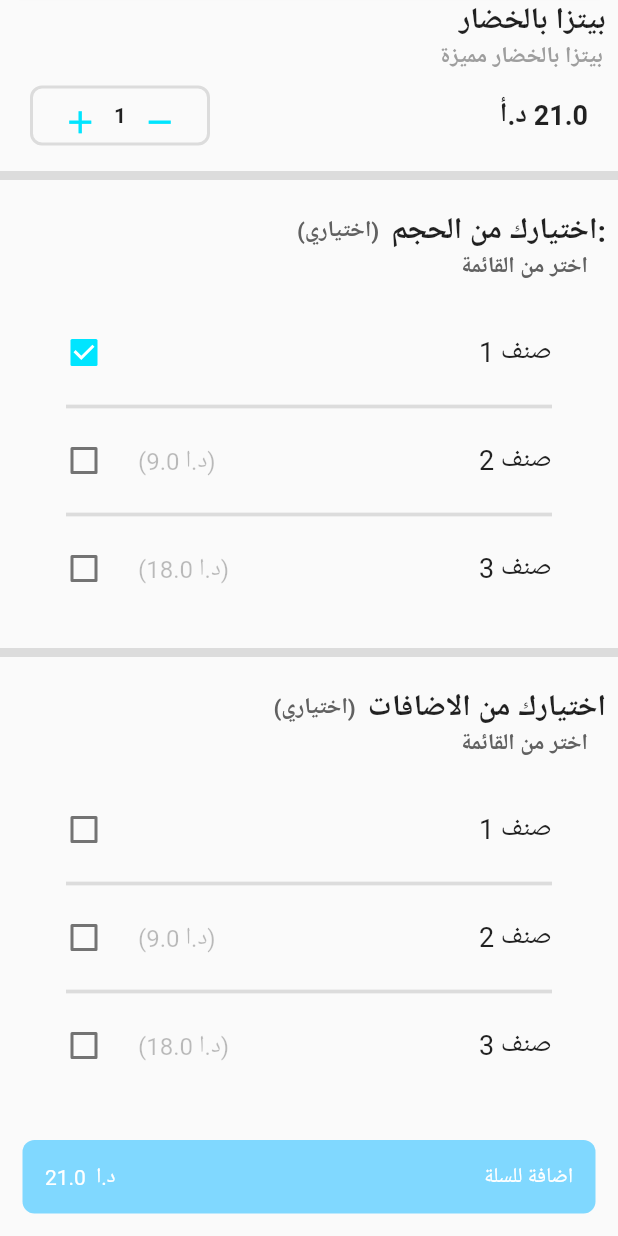
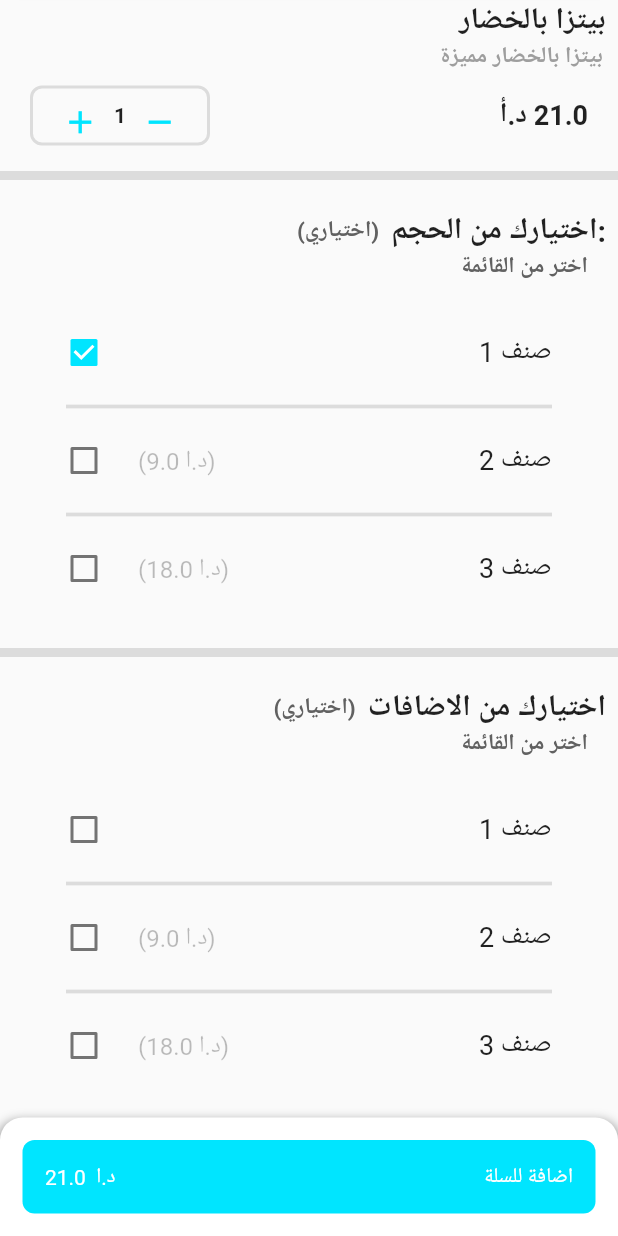
Before and after one commit to TaghreedLouz/bti_assignment, a Flutter app: the screen it shows after launch, scrolled down 220 dp, on a phone screen of 412 x 824 dp. Run offline on Flutter 3.47's test engine with Material 2 defaults, Android fonts, the phone set to English and light mode, and no system bars; accounts and stored records are empty; network calls fail.

Commit message:
edit packages

```diff
--- a/lib/Assignments/Ass3 PizzaOrder/order_screen.dart
+++ b/lib/Assignments/Ass3 PizzaOrder/order_screen.dart
@@ -426,11 +426,30 @@ class _OrderScreenState extends State<OrderScreen> {
                   ],
                 ),
               ),
+              Container(
+                decoration: BoxDecoration(
+                    color: Colors.white,
+                    borderRadius: BorderRadius.only(
+                        topLeft: Radius.circular(15),
+                        topRight: Radius.circular(15)),
+                    boxShadow: [
+                      BoxShadow(
+                        color: Colors.grey,
+                        blurRadius: 5,
+                        spreadRadius: 2,
+                        offset: Offset(0, 4),
+                      ),
+                    ]),
+                child: Column(
+                  children: [
+                    SizedBox(
+                      height: 15,
+                    ),
                     Padding(
-                padding: const EdgeInsets.all(15),
+                      padding: const EdgeInsets.symmetric(horizontal: 15),
                       child: Container(
                         decoration: BoxDecoration(
-                      color: Colors.lightBlueAccent[100],
+                            color: Colors.cyanAccent[400],
                             borderRadius: BorderRadius.all(Radius.circular(8))),
                         child: Padding(
                           padding: const EdgeInsets.all(15),
@@ -449,6 +468,12 @@ class _OrderScreenState extends State<OrderScreen> {
                         ),
                       ),
                     ),
+                    SizedBox(
+                      height: 20,
+                    ),
+                  ],
+                ),
+              ),
             ],
           ),
         ),
```
Lines whose indentation alone changed are shown as unchanged.
